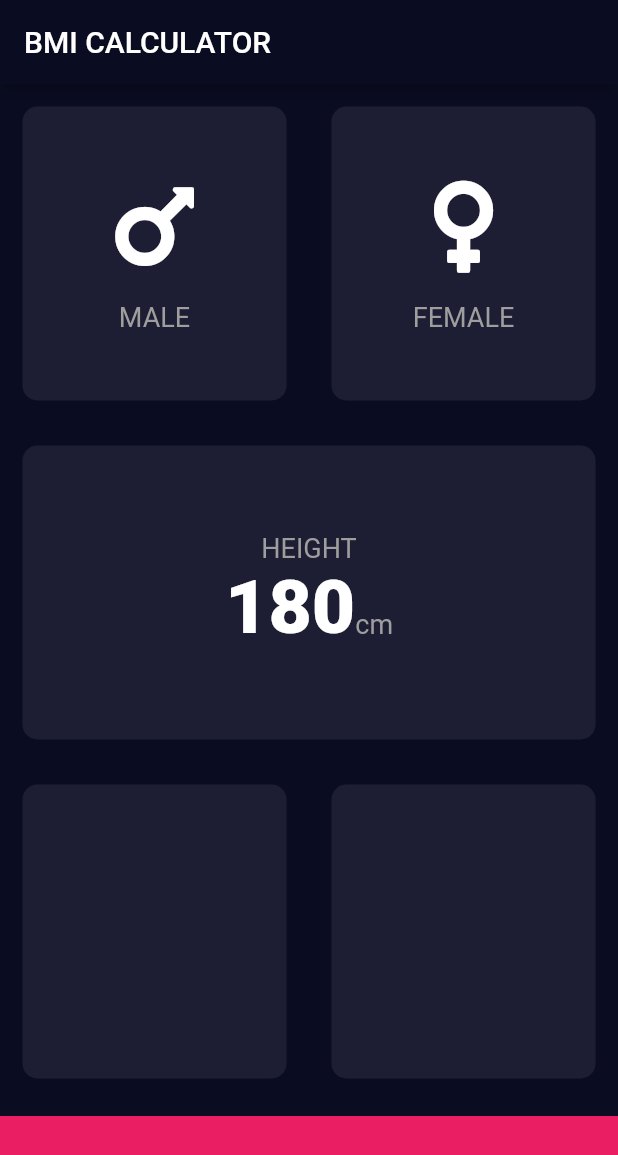
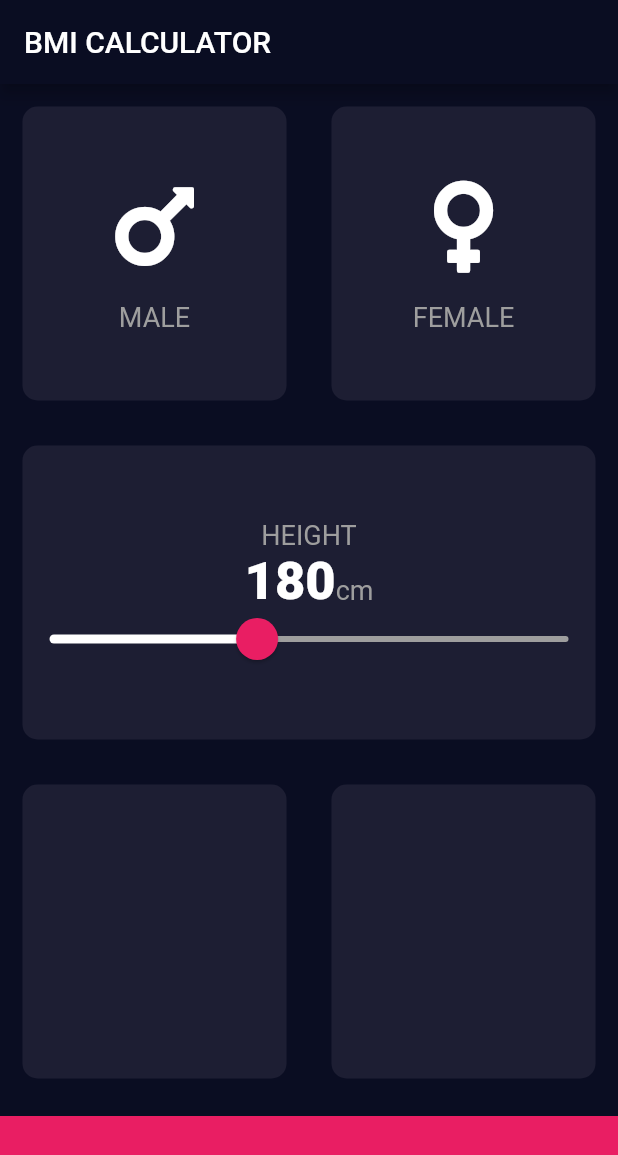
Before and after one commit to sfaxioussama1/appbmi_sfaxioussama, a Flutter app: the screen it shows after launch, on a phone screen of 412 x 824 dp. Shown: the top 1155 px of the screen. Run offline on Flutter 3.47's test engine with Material 2 defaults, Android fonts, the phone set to English and light mode, and no system bars; our stand-ins replace font_awesome_flutter.

Commit message:
desgin center 100% Done wilyeeeey
desgin center 100% Done wilyeeeey

```diff
--- a/lib/pages/home_page.dart
+++ b/lib/pages/home_page.dart
@@ -35,6 +35,8 @@ class _MyHomePageState extends State<MyHomePage> {
   Color allitems = Color(0xFF1D1E33);
   Color male = Color(0xFF1D1E33);
   Color female = Color(0xFF1D1E33);
+
+  int height = 180;
 
 void colorUp(int s){
   if (s==1){
@@ -149,9 +151,9 @@ void colorUp(int s){
                 crossAxisAlignment: CrossAxisAlignment.baseline,
                 textBaseline: TextBaseline.alphabetic,
                 children: [
-                  Text('180',
+                  Text(height.toString(),
                   style:TextStyle(
-                    fontSize:50.0,
+                    fontSize:35.0,
                     color: Colors.white,
                     fontWeight: FontWeight.w900,
                   )),
@@ -161,13 +163,41 @@ void colorUp(int s){
 
                   )),
                 ],
-              )
+              ),
+              SliderTheme(data:SliderTheme.of(context).copyWith(
+                  activeTrackColor: Colors.white,
+                thumbColor: Colors.pink,
+                overlayColor: Colors.pinkAccent,
+                thumbShape: RoundSliderThumbShape(enabledThumbRadius: 14.0),
+                overlayShape: RoundSliderOverlayShape(overlayRadius: 18.0)
+              ),child:Slider(
+                value : height.toDouble(),
+                min: 100.0,
+                max: 300.0,
+
+                inactiveColor: Colors.grey,
+                onChanged: (double newnew){
+
+
+                  setState(() {
+                    height = newnew.round();
+                  });
+
+                }
+
+
+
+
+              )),
             ],
 
           ))),
           Expanded(child:Row(
             children: [
-              Expanded(child:Cards(c:allitems,)),
+              Expanded(child:Cards(c:allitems,
+              card:Column(
+
+              ))),
               Expanded(child: Cards(c:allitems,)),
             ],
           )),
```
